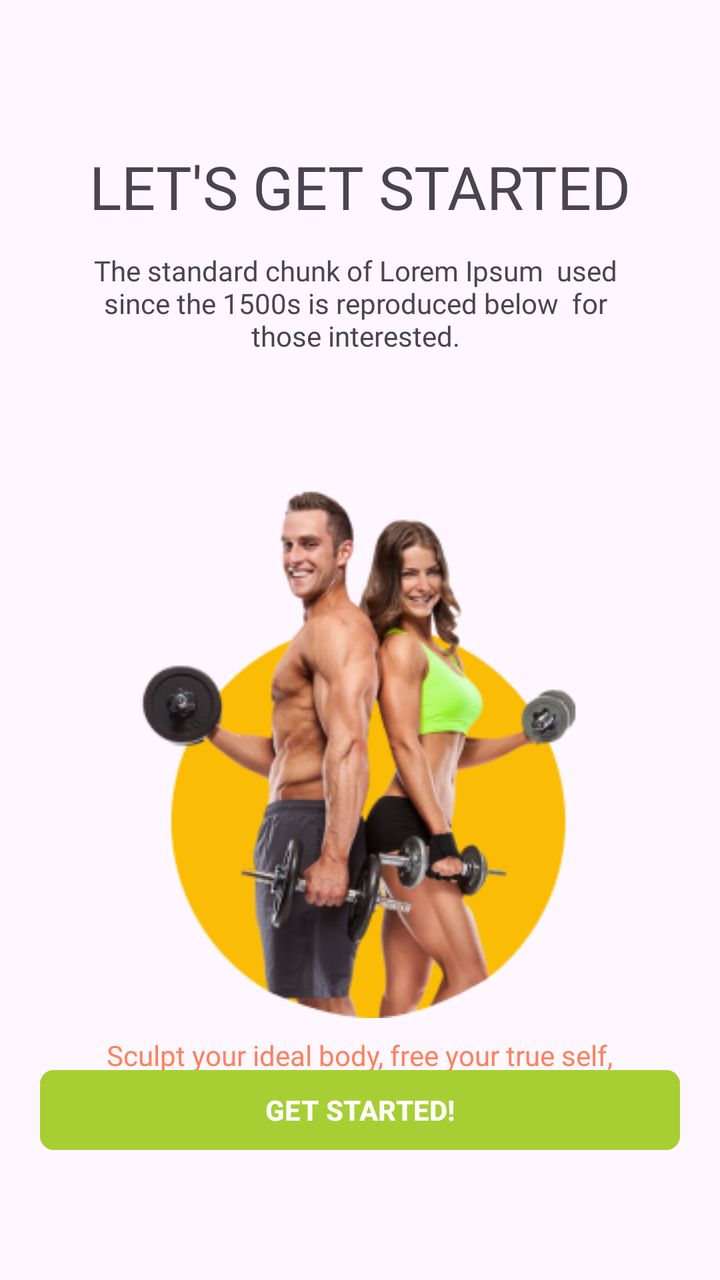
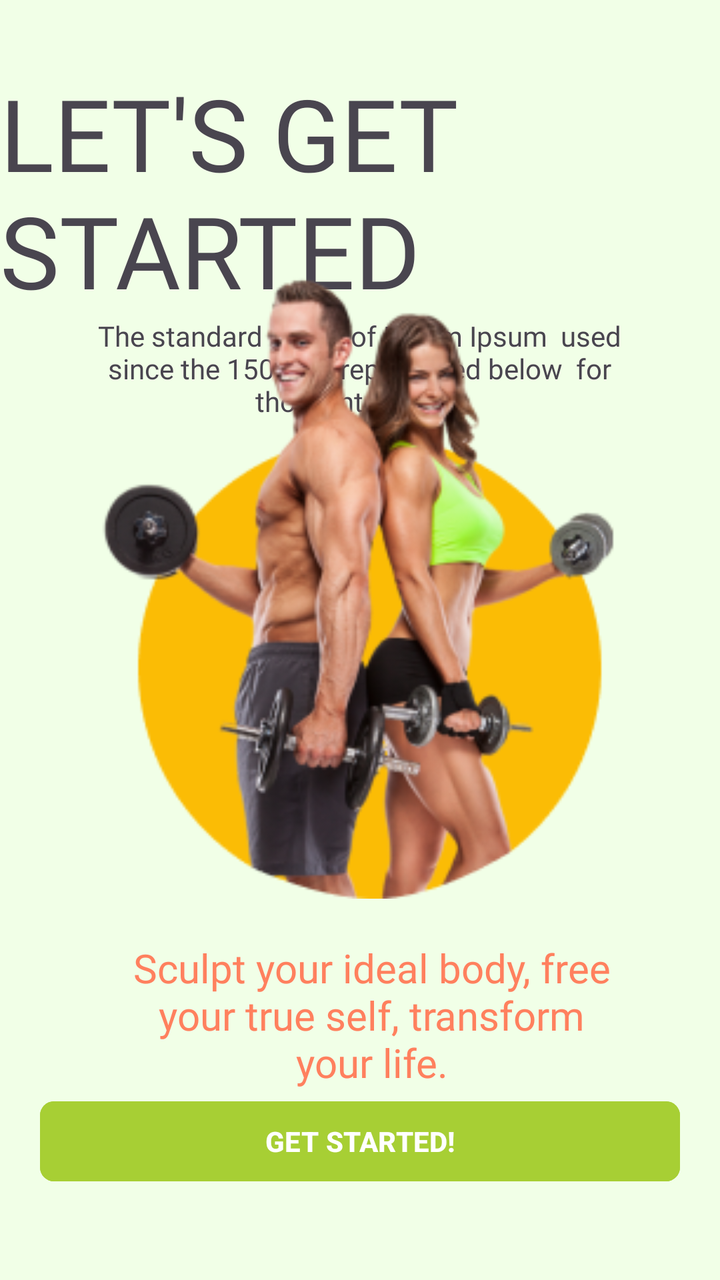

Two renders of the same Android screen: before a commit and after it. Below are the layout's source before the change and the commit's diff.
<!-- AndroidManifest.xml: application theme Theme.FitPro -->
<!-- res/layout/activity_main7.xml -->
<?xml version="1.0" encoding="utf-8"?>
<androidx.constraintlayout.widget.ConstraintLayout xmlns:android="http://schemas.android.com/apk/res/android"
    xmlns:app="http://schemas.android.com/apk/res-auto"
    xmlns:tools="http://schemas.android.com/tools"
    android:id="@+id/main"
    android:layout_width="match_parent"
    android:layout_height="match_parent"
    tools:context=".MainActivity7">

    <TextView
        android:id="@+id/textView18"
        android:layout_width="wrap_content"
        android:layout_height="wrap_content"
        android:fontFamily="@font/bebas_neue"
        android:text="LET'S GET STARTED"
        android:textSize="30dp"
        app:layout_constraintBottom_toBottomOf="parent"
        app:layout_constraintEnd_toEndOf="parent"
        app:layout_constraintStart_toStartOf="parent"
        app:layout_constraintTop_toTopOf="parent"
        app:layout_constraintVertical_bias="0.122" />

    <TextView
        android:id="@+id/textView19"
        android:layout_width="272dp"
        android:layout_height="66dp"
        android:fontFamily="@font/dm_sans"
        android:text="The standard chunk of Lorem Ipsum  used since the 1500s is reproduced below  for those interested."
        android:textAlignment="center"
        app:layout_constraintBottom_toBottomOf="parent"
        app:layout_constraintEnd_toEndOf="parent"
        app:layout_constraintHorizontal_bias="0.474"
        app:layout_constraintStart_toStartOf="parent"
        app:layout_constraintTop_toBottomOf="@+id/textView18"
        app:layout_constraintVertical_bias="0.027" />

    <ImageView
        android:id="@+id/imageView7"
        android:layout_width="wrap_content"
        android:layout_height="wrap_content"
        app:layout_constraintBottom_toBottomOf="parent"
        app:layout_constraintEnd_toEndOf="parent"
        app:layout_constraintStart_toStartOf="parent"
        app:layout_constraintTop_toBottomOf="@+id/textView19"
        app:layout_constraintVertical_bias="0.032"
        app:srcCompat="@drawable/mask_group__2_" />

    <TextView
        android:id="@+id/textView20"
        android:layout_width="266dp"
        android:layout_height="40dp"
        android:fontFamily="@font/dm_sans"
        android:text="Sculpt your ideal body, free your true self, transform your life."
        android:textAlignment="center"
        android:textColor="@color/AccentColor1"
        app:layout_constraintBottom_toBottomOf="parent"
        app:layout_constraintEnd_toEndOf="parent"
        app:layout_constraintHorizontal_bias="0.496"
        app:layout_constraintStart_toStartOf="parent"
        app:layout_constraintTop_toBottomOf="@+id/imageView7"
        app:layout_constraintVertical_bias="0.099" />

    <Button
        android:id="@+id/button5"
        android:layout_width="0dp"
        android:layout_height="wrap_content"
        android:layout_margin="20dp"
        android:backgroundTint="#A7CF34"
        android:text="GET STARTED!"
        android:textColor="@android:color/white"
        android:textStyle="bold"
        app:cornerRadius="7dp"
        app:layout_constraintBottom_toBottomOf="parent"
        app:layout_constraintEnd_toEndOf="parent"
        app:layout_constraintHorizontal_bias="0.4"
        app:layout_constraintStart_toStartOf="parent"
        app:layout_constraintTop_toTopOf="parent"
        app:layout_constraintVertical_bias="0.926" />
</androidx.constraintlayout.widget.ConstraintLayout>
<!-- resources referenced by this layout -->
<resources>
  <color name="AccentColor1">#FF805E</color>
  <!-- drawable mask_group__2_: png bitmap (drawable, 70765 bytes) -->
  <style name="Theme.FitPro" parent="Base.Theme.FitPro" />
  <style name="Base.Theme.FitPro" parent="Theme.Material3.DayNight.NoActionBar">
          
          
      </style>
</resources>

<!-- the commit's change to res/layout/activity_main7.xml (unified diff, before → after) -->
@@ -5,6 +5,7 @@
     android:id="@+id/main"
     android:layout_width="match_parent"
     android:layout_height="match_parent"
+    android:background="#F1FFE7"
     tools:context=".MainActivity7">
 
     <TextView
@@ -13,12 +14,12 @@
         android:layout_height="wrap_content"
         android:fontFamily="@font/bebas_neue"
         android:text="LET'S GET STARTED"
-        android:textSize="30dp"
+        android:textSize="50dp"
         app:layout_constraintBottom_toBottomOf="parent"
         app:layout_constraintEnd_toEndOf="parent"
         app:layout_constraintStart_toStartOf="parent"
         app:layout_constraintTop_toTopOf="parent"
-        app:layout_constraintVertical_bias="0.122" />
+        app:layout_constraintVertical_bias="0.064" />
 
     <TextView
         android:id="@+id/textView19"
@@ -29,36 +30,37 @@
         android:textAlignment="center"
         app:layout_constraintBottom_toBottomOf="parent"
         app:layout_constraintEnd_toEndOf="parent"
-        app:layout_constraintHorizontal_bias="0.474"
+        app:layout_constraintHorizontal_bias="0.496"
         app:layout_constraintStart_toStartOf="parent"
         app:layout_constraintTop_toBottomOf="@+id/textView18"
-        app:layout_constraintVertical_bias="0.027" />
+        app:layout_constraintVertical_bias="0.0" />
 
     <ImageView
         android:id="@+id/imageView7"
-        android:layout_width="wrap_content"
-        android:layout_height="wrap_content"
+        android:layout_width="349dp"
+        android:layout_height="377dp"
         app:layout_constraintBottom_toBottomOf="parent"
         app:layout_constraintEnd_toEndOf="parent"
         app:layout_constraintStart_toStartOf="parent"
-        app:layout_constraintTop_toBottomOf="@+id/textView19"
-        app:layout_constraintVertical_bias="0.032"
+        app:layout_constraintTop_toTopOf="parent"
+        app:layout_constraintVertical_bias="0.293"
         app:srcCompat="@drawable/mask_group__2_" />
 
     <TextView
         android:id="@+id/textView20"
-        android:layout_width="266dp"
-        android:layout_height="40dp"
+        android:layout_width="253dp"
+        android:layout_height="90dp"
         android:fontFamily="@font/dm_sans"
         android:text="Sculpt your ideal body, free your true self, transform your life."
         android:textAlignment="center"
         android:textColor="@color/AccentColor1"
+        android:textSize="20dp"
         app:layout_constraintBottom_toBottomOf="parent"
         app:layout_constraintEnd_toEndOf="parent"
-        app:layout_constraintHorizontal_bias="0.496"
+        app:layout_constraintHorizontal_bias="0.556"
         app:layout_constraintStart_toStartOf="parent"
         app:layout_constraintTop_toBottomOf="@+id/imageView7"
-        app:layout_constraintVertical_bias="0.099" />
+        app:layout_constraintVertical_bias="0.169" />
 
     <Button
         android:id="@+id/button5"
@@ -72,8 +74,8 @@
         app:cornerRadius="7dp"
         app:layout_constraintBottom_toBottomOf="parent"
         app:layout_constraintEnd_toEndOf="parent"
-        app:layout_constraintHorizontal_bias="0.4"
+        app:layout_constraintHorizontal_bias="0.875"
         app:layout_constraintStart_toStartOf="parent"
         app:layout_constraintTop_toTopOf="parent"
-        app:layout_constraintVertical_bias="0.926" />
+        app:layout_constraintVertical_bias="0.954" />
 </androidx.constraintlayout.widget.ConstraintLayout>
